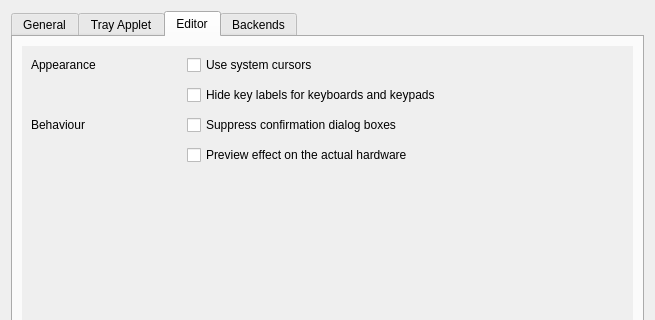
Old version of the form data/qt/preferences.ui in the repository polychromatic/polychromatic; both pictures show x 0 to 655 and y 0 to 320 of the 655 by 471 pixel window.
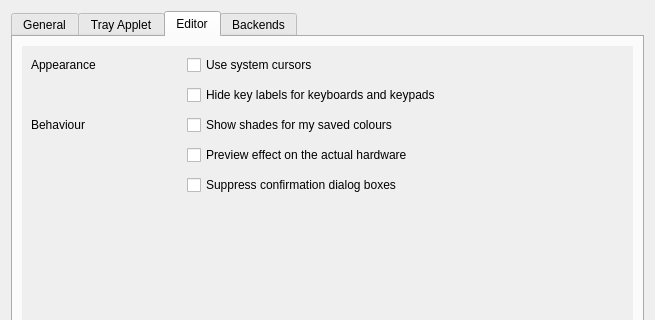
New version of the form. The open tabs and pages were chosen to show the change. Icons and pictures are not drawn.

Commit message: editor: Add preference to show/hide shades for saved colours

The edit to the form file:
```diff
--- a/data/qt/preferences.ui
+++ b/data/qt/preferences.ui
@@ -543,13 +543,6 @@
            <property name="verticalSpacing">
             <number>10</number>
            </property>
-           <item row="3" column="1">
-            <widget class="QCheckBox" name="LivePreview">
-             <property name="text">
-              <string>Preview effect on the actual hardware</string>
-             </property>
-            </widget>
-           </item>
            <item row="0" column="1">
             <widget class="QCheckBox" name="UseSystemCursors">
              <property name="text">
@@ -570,14 +563,7 @@
              </property>
             </widget>
            </item>
-           <item row="2" column="1">
-            <widget class="QCheckBox" name="SuppressConfirmDialog">
-             <property name="text">
-              <string>Suppress confirmation dialog boxes</string>
-             </property>
-            </widget>
-           </item>
-           <item row="2" column="0">
+           <item row="3" column="0">
             <widget class="QLabel" name="BehaviourLabel">
              <property name="minimumSize">
               <size>
@@ -597,6 +583,27 @@
              </property>
             </widget>
            </item>
+           <item row="3" column="1">
+            <widget class="QCheckBox" name="ShowSavedColourShades">
+             <property name="text">
+              <string>Show shades for my saved colours</string>
+             </property>
+            </widget>
+           </item>
+           <item row="4" column="1">
+            <widget class="QCheckBox" name="LivePreview">
+             <property name="text">
+              <string>Preview effect on the actual hardware</string>
+             </property>
+            </widget>
+           </item>
+           <item row="5" column="1">
+            <widget class="QCheckBox" name="SuppressConfirmDialog">
+             <property name="text">
+              <string>Suppress confirmation dialog boxes</string>
+             </property>
+            </widget>
+           </item>
           </layout>
          </widget>
         </widget>
```
The commit also changes 3 other files.
